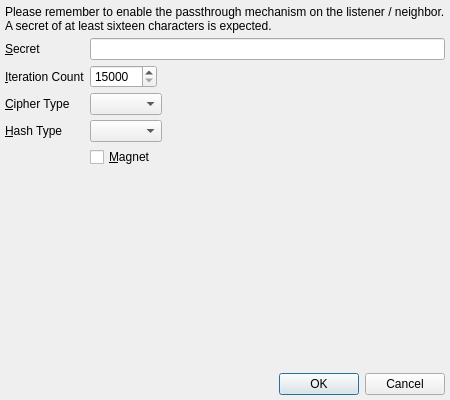
First picture: the form in branches/trunk/UI/spot-on-private-application-credentials.ui, repository textbrowser/spot-on, before the edit.
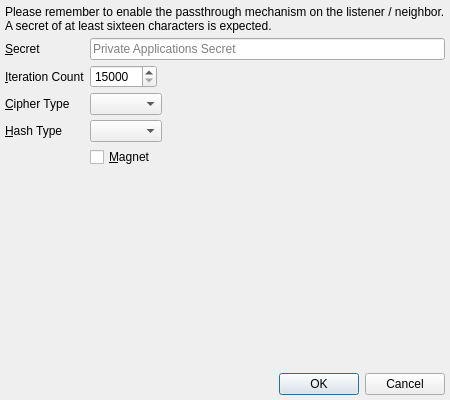
Second picture: the form after the edit. Icons and pictures are not drawn.

The edit to the form file:
```diff
--- a/branches/trunk/UI/spot-on-private-application-credentials.ui
+++ b/branches/trunk/UI/spot-on-private-application-credentials.ui
@@ -56,7 +56,11 @@
       </widget>
      </item>
      <item row="0" column="1">
-      <widget class="QLineEdit" name="secret"/>
+      <widget class="QLineEdit" name="secret">
+       <property name="placeholderText">
+        <string>Private Applications Secret</string>
+       </property>
+      </widget>
      </item>
      <item row="2" column="0">
       <widget class="QLabel" name="label_2">
```
